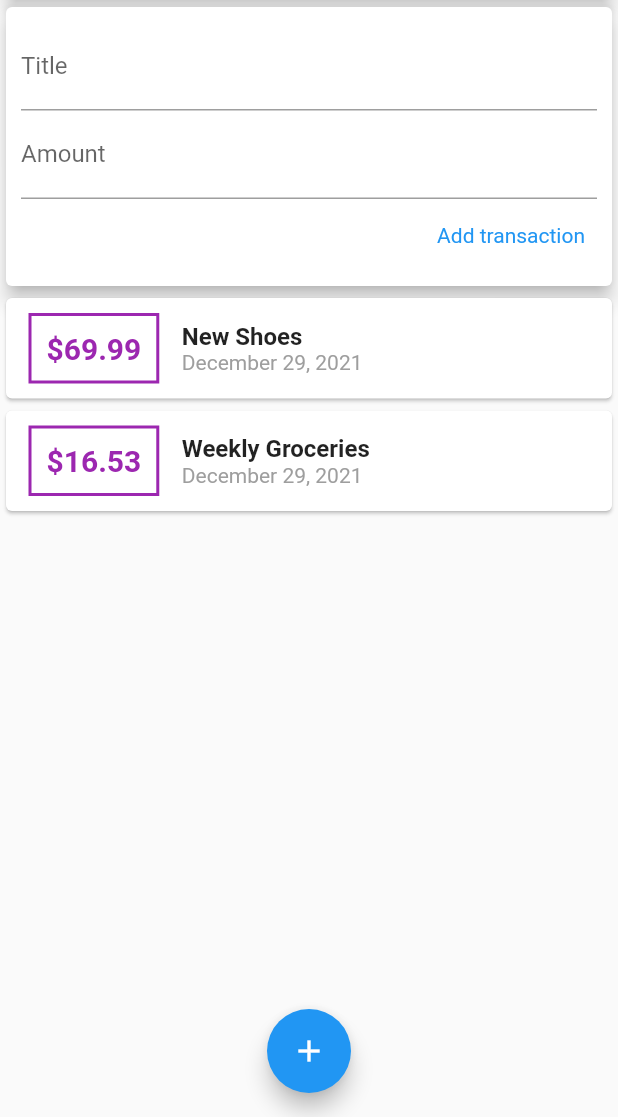
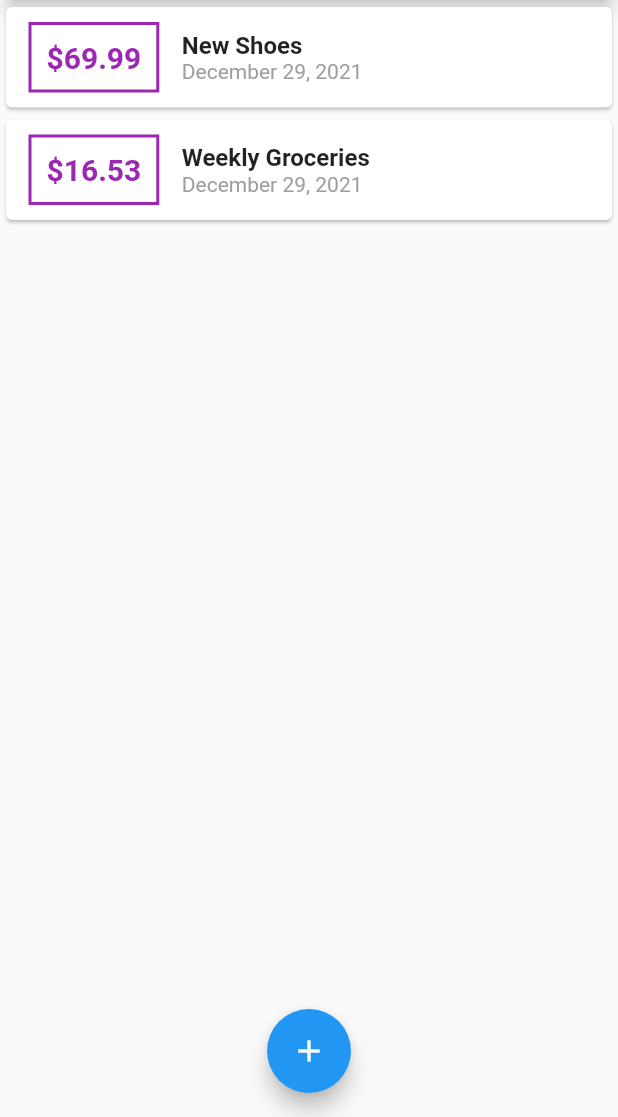
Before and after one commit to renson1123/personal_expenses_app, a Flutter app: the screen it shows after launch, on a phone screen of 412 x 824 dp, the part 119-1236 px from its top. Run offline on Flutter 3.47's test engine with Material 2 defaults, Android fonts, the phone set to English and light mode, and no system bars.

Commit message:
Adding a ShowModalBottomSheet in my _startAtNewTransaction method it will also be called whenever the IconButton at the AppBar and the FloatingActionButton was pressed

```diff
--- a/lib/main.dart
+++ b/lib/main.dart
@@ -1,5 +1,7 @@
 import 'package:flutter/material.dart';
-import './widgets/user_transactions.dart';
+import './widgets/transaction_list.dart';
+import './widgets/new_transaction.dart';
+import './models/transaction.dart';
 
 void main() => runApp(MyApp());
 
@@ -13,11 +15,57 @@ class MyApp extends StatelessWidget {
   }
 }
 
-class MyHomePage extends StatelessWidget {
+class MyHomePage extends StatefulWidget {
+  @override
+  State<MyHomePage> createState() => _MyHomePageState();
+}
+
+class _MyHomePageState extends State<MyHomePage> {
   // String titleInput;
   // String amountInput;
-  final titleController = TextEditingController();
-  final amountController = TextEditingController();
+
+  final List<Transaction> _userTransactions = [
+    Transaction(
+      id: 't1',
+      title: 'New Shoes',
+      amount: 69.99,
+      date: DateTime.now(),
+    ),
+    Transaction(
+      id: 't2',
+      title: 'Weekly Groceries',
+      amount: 16.53,
+      date: DateTime.now(),
+    ),
+  ];
+
+// the underscore before the method name serves as a marked as part of the private class _UserTransactionState
+  void _addNewTransaction(String txTitle, double txAmount) {
+    final newTx = Transaction(
+      id: DateTime.now().toString(),
+      title: txTitle,
+      amount: txAmount,
+      date: DateTime.now(),
+    );
+
+    setState(() {
+      _userTransactions.add(newTx);
+    });
+  }
+
+// Starts the process of adding a new transaction, it starts the process by showing the input area for that new transaction data.
+  void _startAtNewTransaction(BuildContext ctx) {
+    showModalBottomSheet(
+      context: ctx,
+      builder: (_) {
+        return GestureDetector(
+          onTap: () {},
+          child: NewTransaction(_addNewTransaction),
+          behavior: HitTestBehavior.opaque,
+        );
+      },
+    );
+  }
 
   @override
   Widget build(BuildContext context) {
@@ -26,9 +74,9 @@ class MyHomePage extends StatelessWidget {
         title: Text('Flutter App'),
         actions: <Widget>[
           IconButton(
-              icon:
-                  Icon(Icons.add), // Adds Icon Button on the AppBar at the top
-              onPressed: () {})
+            icon: Icon(Icons.add), // Adds Icon Button on the AppBar at the top
+            onPressed: () => _startAtNewTransaction(context),
+          ),
         ],
       ),
       body: SingleChildScrollView(
@@ -48,7 +96,7 @@ class MyHomePage extends StatelessWidget {
                 elevation: 5,
               ),
             ),
-            UserTransactions()
+            TransactionList(_userTransactions),
           ],
         ),
       ),
@@ -57,7 +105,7 @@ class MyHomePage extends StatelessWidget {
       floatingActionButton: FloatingActionButton(
         // Adds a FloatingAction Button at the Bottom
         child: Icon(Icons.add),
-        onPressed: () {},
+        onPressed: () => _startAtNewTransaction(context),
       ),
     );
   }
--- a/lib/widgets/user_transactions.dart
+++ /dev/null
@@ -1,50 +0,0 @@
-import 'package:flutter/material.dart';
-import './transaction_list.dart';
-import './new_transaction.dart';
-import '../models/transaction.dart';
-
-class UserTransactions extends StatefulWidget {
-  @override
-  _UserTransactionsState createState() => _UserTransactionsState();
-}
-
-class _UserTransactionsState extends State<UserTransactions> {
-  final List<Transaction> _userTransactions = [
-    Transaction(
-      id: 't1',
-      title: 'New Shoes',
-      amount: 69.99,
-      date: DateTime.now(),
-    ),
-    Transaction(
-      id: 't2',
-      title: 'Weekly Groceries',
-      amount: 16.53,
-      date: DateTime.now(),
-    ),
-  ];
-
-// the underscore before the method name serves as a marked as part of the private class _UserTransactionState
-  void _addNewTransaction(String txTitle, double txAmount) {
-    final newTx = Transaction(
-      id: DateTime.now().toString(),
-      title: txTitle,
-      amount: txAmount,
-      date: DateTime.now(),
-    );
-
-    setState(() {
-      _userTransactions.add(newTx);
-    });
-  }
-
-  @override
-  Widget build(BuildContext context) {
-    return Column(
-      children: <Widget>[
-        NewTransaction(_addNewTransaction),
-        TransactionList(_userTransactions)
-      ],
-    );
-  }
-}
```
